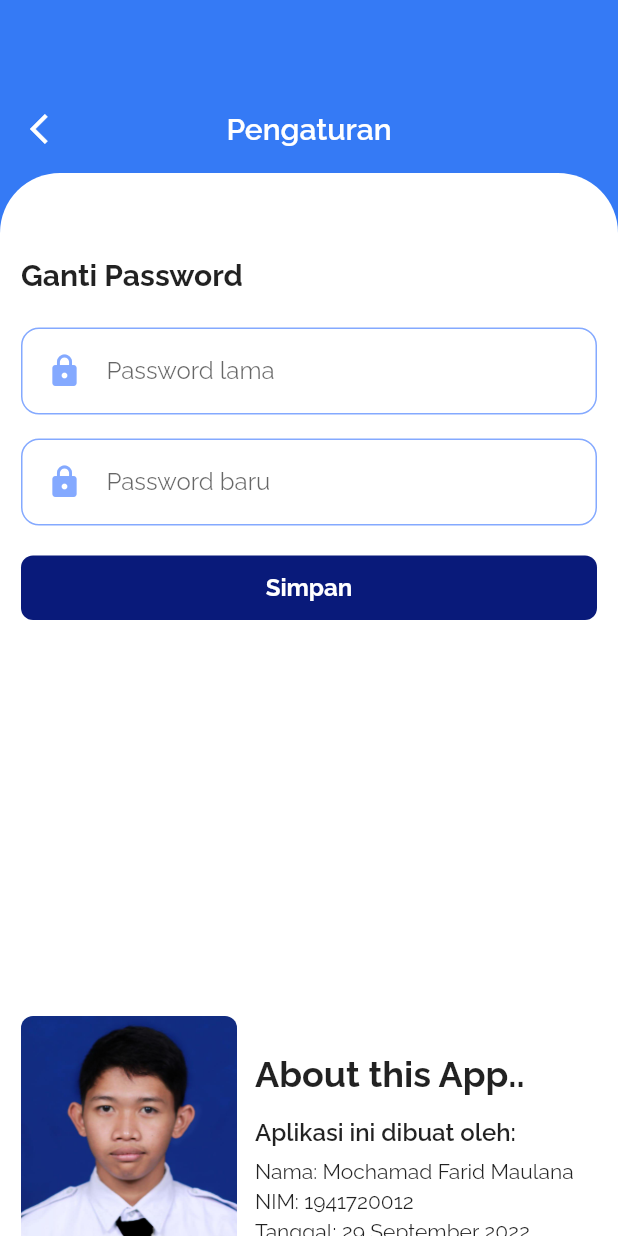
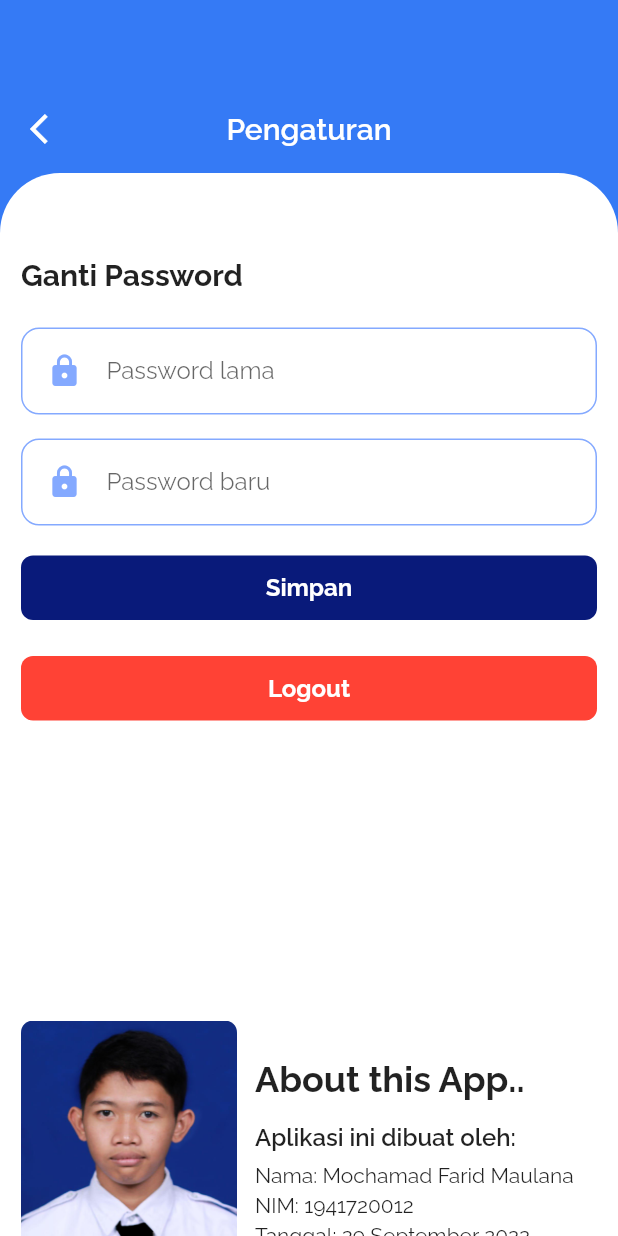
Before and after one commit to farid-maulana/CashBookApp, a Flutter app: the SettingScreen screen opened by its route, on a phone screen of 412 x 824 dp. Run offline on Flutter 3.47's test engine with Material 2 defaults, Android fonts, the phone set to English and light mode, and no system bars; our stand-ins replace sqflite; accounts and stored records are empty.

Commit message:
Logout button

```diff
--- a/lib/screens/setting_screen.dart
+++ b/lib/screens/setting_screen.dart
@@ -1,3 +1,4 @@
+import 'package:cash_book_app/screens/login_screen.dart';
 import 'package:cash_book_app/styles/constant.dart';
 import 'package:cash_book_app/utilities/db_helper.dart';
 import 'package:flutter/material.dart';
@@ -188,8 +189,38 @@ class _SettingScreenState extends State<SettingScreen> {
                         ),
                       ),
                     ),
+                    InkWell(
+                      onTap: () => {
+                        Navigator.pushAndRemoveUntil(
+                          context,
+                          MaterialPageRoute(
+                            builder: (context) => LoginScreen(),
+                          ),
+                          (route) => false,
+                        )
+                      },
+                      child: Container(
+                        decoration: BoxDecoration(
+                          borderRadius: BorderRadius.circular(8.0),
+                          color: dangerColor,
+                        ),
+                        padding: const EdgeInsets.symmetric(
+                          vertical: 12,
+                          horizontal: 28,
+                        ),
+                        alignment: Alignment.center,
+                        child: const Text(
+                          'Logout',
+                          style: TextStyle(
+                            color: whiteColor,
+                            fontSize: 16,
+                            fontWeight: FontWeight.bold,
+                          ),
+                        ),
+                      ),
+                    ),
                     const SizedBox(
-                      height: 240,
+                      height: 200,
                     ),
                     Row(
                       children: [
```
